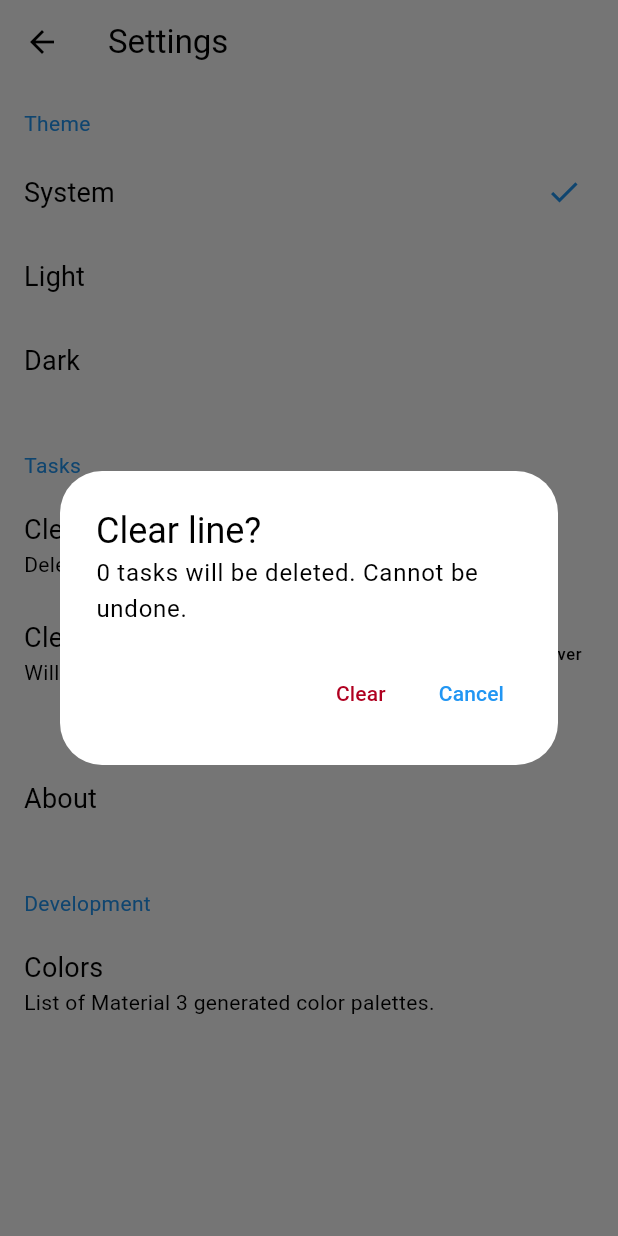
After one commit to ytskk/taskline, a Flutter app: the SettingsScreen screen opened directly, after a tap on "Clear line", on a phone screen of 412 x 824 dp. The commit adds this screen. Run offline on Flutter 3.47's test engine with Material 2 defaults, Android fonts, the phone set to English and light mode, and no system bars; drawn by our look-alikes of dynamic_color; our stand-ins replace bubble_tab_indicator, flutter_riverpod, package_info_plus, shared_preferences; accounts and stored records are empty.

Commit message:
refactored settings feature

```diff
--- /dev/null
+++ b/lib/features/settings/widgets/settings_groups/about_table_group.dart
@@ -0,0 +1,29 @@
+import 'package:flutter/cupertino.dart';
+import 'package:taskline/features/features.dart';
+
+class SettingsAboutTableGroup extends StatelessWidget {
+  const SettingsAboutTableGroup({Key? key}) : super(key: key);
+
+  @override
+  Widget build(BuildContext context) {
+    return SettingsTable(
+      children: [
+        SettingsTableRow(
+          title: Text(
+            'About',
+          ),
+          onTap: () {
+            // push about screen
+            Navigator.of(context).push(
+              CupertinoPageRoute(
+                builder: (BuildContext context) {
+                  return const AboutScreen();
+                },
+              ),
+            );
+          },
+        ),
+      ],
+    );
+  }
+}
--- /dev/null
+++ b/lib/features/settings/widgets/settings_groups/development_table_group.dart
@@ -0,0 +1,31 @@
+import 'package:flutter/cupertino.dart';
+
+import 'package:taskline/features/features.dart';
+
+class SettingsDevelopmentTableGroup extends StatelessWidget {
+  const SettingsDevelopmentTableGroup({Key? key}) : super(key: key);
+
+  @override
+  Widget build(BuildContext context) {
+    return SettingsTable(
+      title: 'Development',
+      children: [
+        SettingsTableRow(
+          title: Text('Colors'),
+          subtitle: Text(
+            'List of Material 3 generated color palettes.',
+          ),
+          onTap: () {
+            Navigator.of(context).push(
+              CupertinoPageRoute(
+                builder: (BuildContext context) {
+                  return const TestThemeScreen();
+                },
+              ),
+            );
+          },
+        ),
+      ],
+    );
+  }
+}
--- /dev/null
+++ b/lib/features/settings/widgets/settings_groups/settings_groups.dart
@@ -0,0 +1,4 @@
+export 'theme_table_group.dart';
+export 'tasks_group/tasks_group.dart';
+export 'about_table_group.dart';
+export 'development_table_group.dart';
--- a/lib/features/settings/widgets/settings_clear_completed_tasks_period.dart
+++ b/lib/features/settings/widgets/settings_groups/tasks_group/settings_clear_completed_tasks_period.dart
@@ -1,6 +1,7 @@
 import 'package:flutter/material.dart';
 import 'package:flutter_riverpod/flutter_riverpod.dart';
 import 'package:taskline/features/features.dart';
+import 'package:taskline/utils/utils.dart';
 
 class SettingsClearCompletedTasksPeriod extends ConsumerWidget {
   const SettingsClearCompletedTasksPeriod({Key? key}) : super(key: key);
@@ -30,6 +31,15 @@ class SettingsClearCompletedTasksPeriod extends ConsumerWidget {
       ),
     );
   }
+}
+
+String getClearPeriodText(Period period) {
+  final PluralMap? pluralMapFromString = PluralMap.fromString(period.name);
+  if (pluralMapFromString != null) {
+    return pluralize(period.value, pluralMapFromString, wrap: true);
+  }
+
+  return period.name;
 }
 
 class _SettingsClearPeriodBottomSheet extends StatelessWidget {
--- /dev/null
+++ b/lib/features/settings/widgets/settings_groups/tasks_group/settings_clear_line.dart
@@ -0,0 +1,76 @@
+import 'package:flutter/material.dart';
+import 'package:flutter_riverpod/flutter_riverpod.dart';
+import 'package:taskline/features/features.dart';
+import 'package:taskline/utils/utils.dart';
+
+class SettingsClearLine extends StatelessWidget {
+  const SettingsClearLine({Key? key}) : super(key: key);
+
+  @override
+  Widget build(BuildContext context) {
+    return SettingsTableRow(
+      title: Text(
+        'Clear line',
+      ),
+      subtitle: Text(
+        'Delete all tasks',
+      ),
+      onTap: () async {
+        // await _showWarningDialog(context, ref, theme);
+        await showDialog(
+          context: context,
+          builder: (BuildContext context) {
+            return const _ClearLineTasksDialog();
+          },
+        );
+      },
+    );
+  }
+}
+
+class _ClearLineTasksDialog extends ConsumerWidget {
+  const _ClearLineTasksDialog({
+    Key? key,
+  }) : super(key: key);
+
+  @override
+  Widget build(BuildContext context, WidgetRef ref) {
+    final theme = Theme.of(context);
+
+    return AlertDialog(
+      backgroundColor: theme.colorScheme.surface,
+      title: Column(
+        crossAxisAlignment: CrossAxisAlignment.start,
+        children: [
+          Text('Clear line?'),
+          Text(
+            '${pluralize(
+              ref.watch(taskListProvider).length,
+              TasksPluralMap(),
+              wrap: true,
+            )} will be deleted. Cannot be undone.',
+            style: theme.textTheme.bodyLarge,
+          ),
+        ],
+      ),
+      actions: [
+        TextButton(
+          style: TextButton.styleFrom(
+            primary: theme.colorScheme.error,
+          ),
+          onPressed: () {
+            ref.read(taskListProvider.notifier).clear();
+            Navigator.of(context).pop();
+          },
+          child: Text('Clear'),
+        ),
+        TextButton(
+          onPressed: () {
+            Navigator.of(context).pop();
+          },
+          child: Text('Cancel'),
+        ),
+      ],
+    );
+  }
+}
--- /dev/null
+++ b/lib/features/settings/widgets/settings_groups/tasks_group/tasks_group.dart
@@ -0,0 +1,3 @@
+export 'tasks_table_group.dart';
+export 'settings_clear_completed_tasks_period.dart';
+export 'settings_clear_line.dart';
--- /dev/null
+++ b/lib/features/settings/widgets/settings_groups/tasks_group/tasks_table_group.dart
@@ -0,0 +1,20 @@
+import 'package:flutter/material.dart';
+import 'package:flutter_riverpod/flutter_riverpod.dart';
+import 'package:taskline/features/features.dart';
+
+class SettingsTasksTableGroup extends ConsumerWidget {
+  const SettingsTasksTableGroup({
+    Key? key,
+  }) : super(key: key);
+
+  @override
+  Widget build(BuildContext context, WidgetRef ref) {
+    return SettingsTable(
+      title: 'Tasks',
+      children: [
+        const SettingsClearLine(),
+        const SettingsClearCompletedTasksPeriod(),
+      ],
+    );
+  }
+}
--- /dev/null
+++ b/lib/features/settings/widgets/settings_groups/theme_table_group.dart
@@ -0,0 +1,49 @@
+import 'package:flutter/material.dart';
+import 'package:flutter_riverpod/flutter_riverpod.dart';
+import 'package:taskline/features/features.dart';
+import 'package:taskline/utils/utils.dart';
+import 'package:taskline/shared/shared.dart';
+
+class SettingsThemeTableGroup extends ConsumerWidget {
+  const SettingsThemeTableGroup({
+    Key? key,
+  }) : super(key: key);
+
+  @override
+  Widget build(BuildContext context, WidgetRef ref) {
+    final theme = Theme.of(context);
+
+    return SettingsTable(
+      title: 'Theme',
+      children: [
+        for (final themeMode in ThemeMode.values)
+          SettingsTableRow(
+            title: Text(themeMode.name.capitalize()),
+            onTap: () {
+              ref.read(themeModeProvider.notifier).setThemeMode(themeMode);
+            },
+            trailing: Consumer(
+              builder: (BuildContext context, WidgetRef ref, Widget? child) {
+                final ThemeMode selectedThemeMode =
+                    ref.watch(themeModeProvider);
+                final bool isSelected = themeMode == selectedThemeMode;
+
+                return AnimatedCrossFade(
+                  alignment: Alignment.center,
+                  crossFadeState: isSelected
+                      ? CrossFadeState.showFirst
+                      : CrossFadeState.showSecond,
+                  duration: const Duration(milliseconds: 300),
+                  firstChild: Icon(
+                    Icons.check,
+                    color: theme.colorScheme.primary,
+                  ),
+                  secondChild: SizedBox.shrink(),
+                );
+              },
+            ),
+          ),
+      ],
+    );
+  }
+}
--- a/lib/features/settings/widgets/widgets.dart
+++ b/lib/features/settings/widgets/widgets.dart
@@ -1 +1,2 @@
-export 'settings_clear_completed_tasks_period.dart';
+export 'settings_groups/tasks_group/settings_clear_completed_tasks_period.dart';
+export 'settings_groups/settings_groups.dart';
--- a/pubspec.yaml
+++ b/pubspec.yaml
@@ -3,7 +3,7 @@ description: Manage your tasks with a single line.
 
 publish_to: "none"
 
-version: 0.2.0+1
+version: 0.2.2+1
 
 environment:
   sdk: ">=2.17.6 <3.0.0"
```
Also changed, not shown: lib/features/settings/view/settings_screen.dart (+4 -149 lines).
